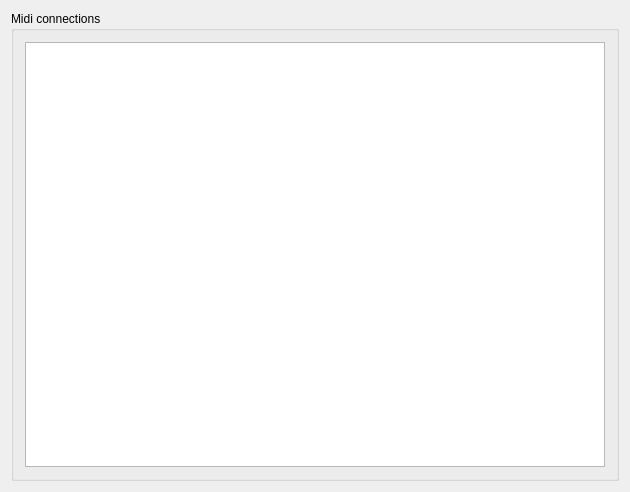
ccherrett/oom, file oom/widgets/synthconfigbase.ui: the form before one commit.
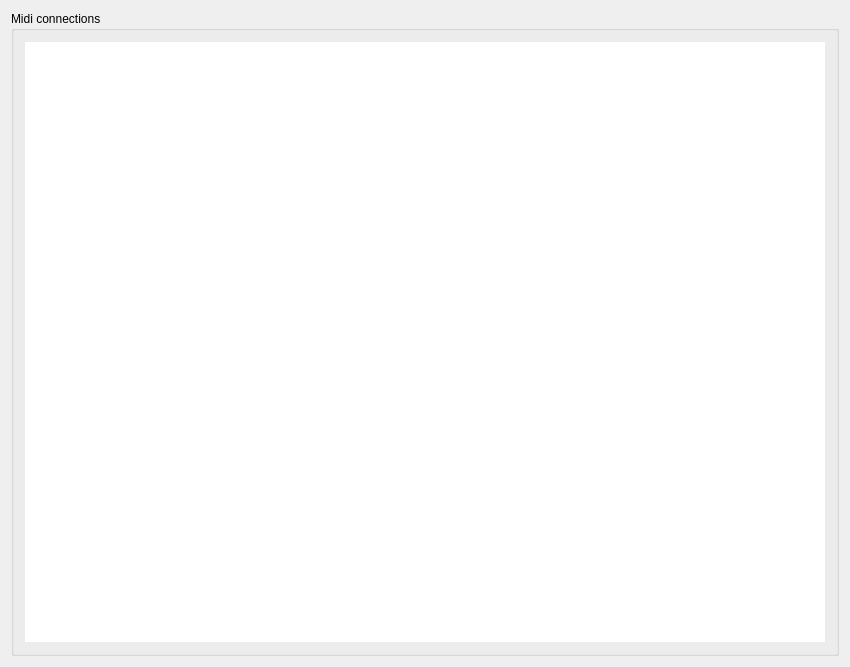
The form after the commit.

Diff of the .ui file:
```diff
--- a/oom/widgets/synthconfigbase.ui
+++ b/oom/widgets/synthconfigbase.ui
@@ -22,12 +22,51 @@
      <layout class="QVBoxLayout">
       <item>
        <widget class="QTableWidget" name="mdevView">
+        <property name="minimumSize">
+         <size>
+          <width>800</width>
+          <height>600</height>
+         </size>
+        </property>
+        <property name="frameShape">
+         <enum>QFrame::NoFrame</enum>
+        </property>
+        <property name="frameShadow">
+         <enum>QFrame::Plain</enum>
+        </property>
+        <property name="alternatingRowColors">
+         <bool>true</bool>
+        </property>
+        <attribute name="horizontalHeaderCascadingSectionResizes">
+         <bool>true</bool>
+        </attribute>
+        <attribute name="horizontalHeaderDefaultSectionSize">
+         <number>200</number>
+        </attribute>
+        <attribute name="horizontalHeaderMinimumSectionSize">
+         <number>25</number>
+        </attribute>
+        <attribute name="horizontalHeaderStretchLastSection">
+         <bool>true</bool>
+        </attribute>
         <attribute name="verticalHeaderDefaultSectionSize">
          <number>18</number>
         </attribute>
         <attribute name="verticalHeaderDefaultSectionSize">
          <number>18</number>
         </attribute>
+        <attribute name="horizontalHeaderStretchLastSection">
+         <bool>true</bool>
+        </attribute>
+        <attribute name="horizontalHeaderCascadingSectionResizes">
+         <bool>true</bool>
+        </attribute>
+        <attribute name="horizontalHeaderMinimumSectionSize">
+         <number>25</number>
+        </attribute>
+        <attribute name="horizontalHeaderDefaultSectionSize">
+         <number>200</number>
+        </attribute>
        </widget>
       </item>
      </layout>
```
Left out of the diff: 2 changed lines with no effect on the pictures.
